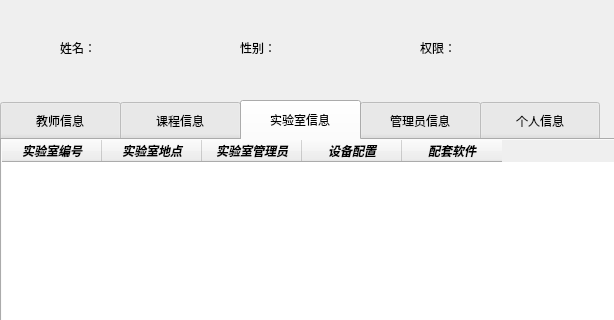
Before: the Qt Designer form ui/teacher.ui in zhaojingqian/db-lab-softwaremanager, drawn with Qt 5; both pictures show x 0 to 614 and y 0 to 320 of the 850 by 650 pixel window.
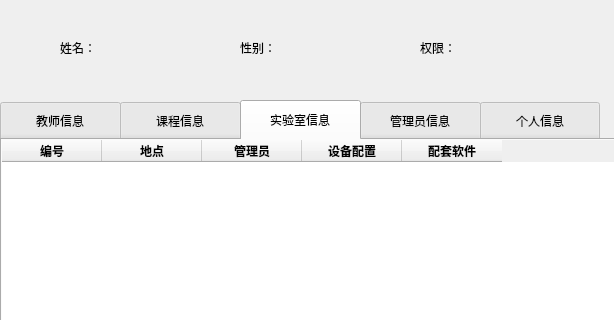
After: the same form once the commit is applied. The open tabs and pages were chosen to show the change.

Commit message: 实验室软件管理V1.0

The edit to the form file:
```diff
--- a/ui/teacher.ui
+++ b/ui/teacher.ui
@@ -274,12 +274,12 @@
      </property>
      <column>
       <property name="text">
-       <string>实验室编号</string>
+       <string>编号</string>
       </property>
       <property name="font">
        <font>
         <weight>75</weight>
-        <italic>true</italic>
+        <italic>false</italic>
         <bold>true</bold>
        </font>
       </property>
@@ -293,24 +293,24 @@
      </column>
      <column>
       <property name="text">
-       <string>实验室地点</string>
+       <string>地点</string>
       </property>
       <property name="font">
        <font>
         <weight>75</weight>
-        <italic>true</italic>
+        <italic>false</italic>
         <bold>true</bold>
        </font>
       </property>
      </column>
      <column>
       <property name="text">
-       <string>实验室管理员</string>
+       <string>管理员</string>
       </property>
       <property name="font">
        <font>
         <weight>75</weight>
-        <italic>true</italic>
+        <italic>false</italic>
         <bold>true</bold>
        </font>
       </property>
@@ -322,7 +322,7 @@
       <property name="font">
        <font>
         <weight>75</weight>
-        <italic>true</italic>
+        <italic>false</italic>
         <bold>true</bold>
        </font>
       </property>
@@ -334,7 +334,7 @@
       <property name="font">
        <font>
         <weight>75</weight>
-        <italic>true</italic>
+        <italic>false</italic>
         <bold>true</bold>
        </font>
       </property>
```
Left out of the diff: 34 changed lines with no effect on the pictures. The commit also changes 7 other files.
